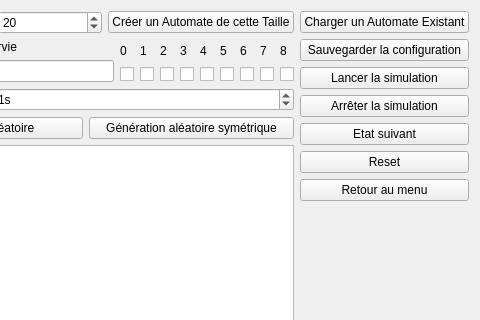
First picture: the form in automate_2d.ui, repository artemisart/lo21-gameoflife, before the edit; both pictures show x 345 to 825 and y 0 to 320 of the 825 by 513 pixel window.
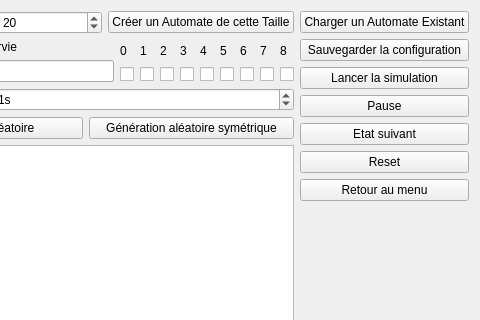
Second picture: the form after the edit.

Patch:
```diff
--- a/automate_2d.ui
+++ b/automate_2d.ui
@@ -520,7 +520,7 @@
      <item>
       <widget class="QPushButton" name="stop">
        <property name="text">
-        <string>Arrêter la simulation</string>
+        <string>Pause</string>
        </property>
       </widget>
      </item>
```
